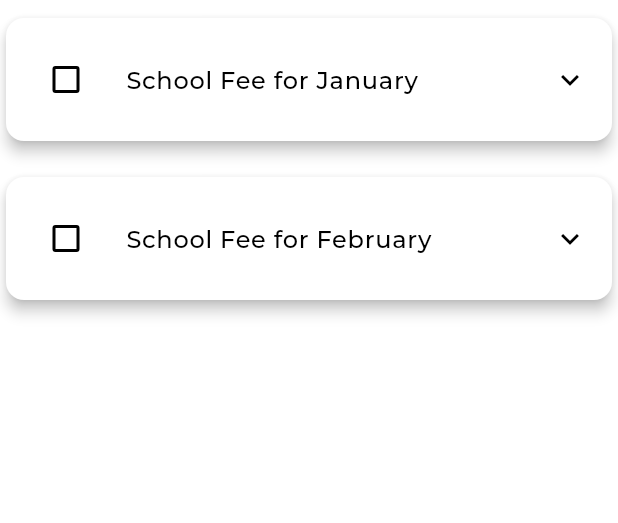
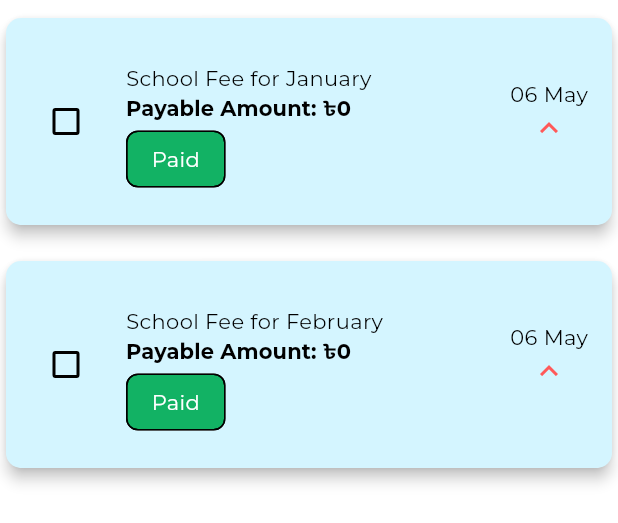
Before and after one commit to Zaeem104158/basedemoproject, a Flutter app: the FeeDetailsWidget widget shown alone on an empty page, opened directly with empty values, on a phone screen of 412 x 824 dp. Shown: the top 523 px of the screen. Run offline on Flutter 3.47's test engine with Material 3 defaults, Android fonts, the phone set to English and light mode, and no system bars; our stand-ins replace animate_do, device_info_plus, dio, flutter_svg, get, get_storage and 3 more; accounts and stored records are empty.

Commit message:
Fee detail

```diff
--- a/lib/app/bottom_drawer/screen/bottom_drawer_screen.dart
+++ b/lib/app/bottom_drawer/screen/bottom_drawer_screen.dart
@@ -1,3 +1,4 @@
+import 'package:animate_do/animate_do.dart';
 import 'package:baseproj/app/bottom_drawer/controller/bottom_drawer_controller.dart';
 import 'package:flutter/material.dart';
 import 'package:get/get.dart';
@@ -16,8 +17,8 @@ class BottomDrawer extends GetView<BottomDrawerController> {
       showDrawer: true,
       bottombarIndex: 2,
       //onBackRoute: controller.previousRoute.value,
-      child: SlideTransition(
-        position: controller.animation,
+      child: FadeInUp(
+        duration: const Duration(milliseconds: 1600),
         child: GridView.builder(
           padding: const EdgeInsets.only(left: 16.0, right: 16, top: 24),
           itemCount: items.length,
--- a/lib/app/fee_details/controller/fee_details_controller.dart
+++ b/lib/app/fee_details/controller/fee_details_controller.dart
@@ -1,3 +1,5 @@
+import 'dart:developer';
+
 import 'package:get/get.dart';
 
 class FeeDetailsController extends GetxController {
@@ -24,18 +26,35 @@ class FeeDetailsController extends GetxController {
 
   var selectedFees = <int>{}.obs;
   var selectedItemFees = <int, Set<String>>{}.obs;
+  var expansionState = <int, bool>{}.obs;
   var totalSelectedFee = 0.obs;
-
+  var submenuSelectedTotalFee = 0.obs;
+  var submenuTotals = <int, int>{}.obs;
   void toggleFeeSelection(
       int feeIndex, String type, int amount, bool isSelected) {
     selectedItemFees.putIfAbsent(feeIndex, () => <String>{});
 
     if (isSelected) {
       selectedItemFees[feeIndex]!.add(type);
+
+      // Update totalSelectedFee
       totalSelectedFee.value += amount;
+
+      // Update submenu total for the feeIndex
+      submenuTotals[feeIndex] = (submenuTotals[feeIndex] ?? 0) + amount;
     } else {
       selectedItemFees[feeIndex]!.remove(type);
+
+      // Update totalSelectedFee
       totalSelectedFee.value -= amount;
+
+      // Update submenu total for the feeIndex
+      submenuTotals[feeIndex] = (submenuTotals[feeIndex] ?? 0) - amount;
+
+      // Remove submenu total if it becomes zero
+      if (submenuTotals[feeIndex] == 0) {
+        submenuTotals.remove(feeIndex);
+      }
     }
 
     if (selectedItemFees[feeIndex]!.isEmpty) {
@@ -48,4 +67,36 @@ class FeeDetailsController extends GetxController {
   bool isSubItemSelected(int feeIndex, String type) {
     return selectedItemFees[feeIndex]?.contains(type) ?? false;
   }
+
+  void setExpansion(int index, bool value) {
+    expansionState[index] = value;
+  }
 }
+
+
+
+
+
+
+
+
+
+
+
+
+
+/* int calculateSubmenuTotal(int feeIndex) {
+    final fee = feeData[feeIndex];
+    int total = 0;
+
+    for (var key in ['totalFee', 'extraFee', 'lateCharges', 'discount']) {
+      final subItem = fee[key] as Map<String, dynamic>?;
+      if (subItem != null && subItem['amount'] != null) {
+        total += subItem['amount'] as int;
+      }
+    }
+
+    //submenuTotalFee.value = total;
+    return total;
+  }
+*/
--- a/lib/app/fee_details/screen/fee_details_screen.dart
+++ b/lib/app/fee_details/screen/fee_details_screen.dart
@@ -1,7 +1,9 @@
+import 'package:baseproj/common_widget/custome_text.dart';
 import 'package:flutter/material.dart';
 import 'package:get/get.dart';
 
 import '../../../common_widget/scaffold_appandbottomnavbar.dart';
+import '../../../core/color/app_colors.dart';
 import '../controller/fee_details_controller.dart';
 
 class FeeDetailsScreen extends GetView<FeeDetailsController> {
@@ -74,10 +76,34 @@ class FeeDetailsWidget extends StatelessWidget {
               borderRadius: BorderRadius.circular(12),
             ),
             elevation: 4,
-            child: Obx(() => ExpansionTile(
+            child: Obx(() {
+              final submenuTotal = controller.submenuTotals[index] ?? 0;
+              return Theme(
+                data: Theme.of(context)
+                    .copyWith(dividerColor: Colors.transparent),
+                child: ExpansionTile(
+                  backgroundColor: Color(0xFFd4f5ff),
+                  collapsedBackgroundColor: Color(0xFFd4f5ff),
+                  iconColor: Color(0xFFff5959),
+                  collapsedIconColor: Color(0xFFff5959),
+                  collapsedShape: RoundedRectangleBorder(
+                      borderRadius: BorderRadius.circular(10)),
+                  shape: RoundedRectangleBorder(
+                      borderRadius: BorderRadius.circular(10)),
                   tilePadding: const EdgeInsets.symmetric(
                     horizontal: 16,
                     vertical: 12,
+                  ),
+                  onExpansionChanged: (value) =>
+                      controller.setExpansion(index, value),
+                  trailing: Column(
+                    // mainAxisSize: MainAxisSize.max,
+                    children: [
+                      CustomeText(text: "${fee["date"]}"),
+                      Icon(controller.expansionState[index] == true
+                          ? Icons.keyboard_arrow_down_outlined
+                          : Icons.keyboard_arrow_up)
+                    ],
                   ),
                   leading: Checkbox(
                     value: controller.selectedFees.contains(index),
@@ -94,21 +120,44 @@ class FeeDetailsWidget extends StatelessWidget {
                       });
                     },
                   ),
-                  title: Text(
-                    'School Fee for ${fee['month']}',
-                    style: const TextStyle(
-                        fontSize: 16, fontWeight: FontWeight.w500),
+                  title: Container(
+                    margin: const EdgeInsets.only(top: 10),
+                    child: Column(
+                      crossAxisAlignment: CrossAxisAlignment.start,
+                      children: [
+                        CustomeText(
+                          text: 'School Fee for ${fee['month']}',
+                          style: Theme.of(context).textTheme.bodyMedium,
+                        ),
+                        CustomeText(
+                          text: 'Payable Amount: ৳$submenuTotal',
+                          style: Theme.of(context).textTheme.labelLarge,
+                          // fontSize: 8,
+                        ),
+                        Chip(
+                          color: WidgetStatePropertyAll(Color(0xFF12b264)),
+                          label: CustomeText(
+                            text: "Paid",
+                            color: Colors.white,
+                          ),
+                        )
+                      ],
+                    ),
                   ),
                   children: [
-                    Padding(
-                      padding: const EdgeInsets.all(16.0),
-                      child: Column(
+                    Column(
                       crossAxisAlignment: CrossAxisAlignment.start,
-                        children: buildDetailRows(fee, index),
+                      children: [
+                        const Divider(
+                          color: Colors.grey,
                         ),
+                        ...buildDetailRows(fee, index)
+                      ],
                     ),
                   ],
-                )),
+                ),
+              );
+            }),
           ),
         );
       },
@@ -126,7 +175,9 @@ class FeeDetailsWidget extends StatelessWidget {
       final isDisabled = section['status'] == 'Paid';
       final amount = section['amount'] ?? 0;
 
-      return Row(
+      return Padding(
+        padding: const EdgeInsets.all(16.0),
+        child: Row(
           mainAxisAlignment: MainAxisAlignment.spaceBetween,
           children: [
             Row(
@@ -154,6 +205,7 @@ class FeeDetailsWidget extends StatelessWidget {
               style: const TextStyle(fontWeight: FontWeight.bold),
             ),
           ],
+        ),
       );
     }).toList();
   }
--- a/lib/app/login/controller/login_controller.dart
+++ b/lib/app/login/controller/login_controller.dart
@@ -4,11 +4,11 @@ import 'package:flutter/material.dart';
 import 'package:get/get.dart';
 
 class LoginController extends GetxController with GetTickerProviderStateMixin {
-
+  final TextEditingController usernameController = TextEditingController();
+  final TextEditingController passwordController = TextEditingController();
 
   @override
   void onInit() {
-
     super.onInit();
   }
 }
--- a/lib/app/splash/controller/splash_controller.dart
+++ b/lib/app/splash/controller/splash_controller.dart
@@ -17,7 +17,7 @@ class SplashController extends GetxController {
   }
 
   redirect() {
-    // Get.offAllNamed(RoutePath.login);
+    // Get.offAllNamed(RoutePath.home);
     if (onboardingSeen == true && loggedIn == true) {
       Get.offAllNamed(RoutePath.home);
     } else if (onboardingSeen == true && loggedIn == false) {
--- a/lib/core/color/app_colors.dart
+++ b/lib/core/color/app_colors.dart
@@ -3,7 +3,7 @@ import 'package:flutter/material.dart';
 class AppColors {
   static const Color primaryColor = Color(0xFF473f97); // Primary app color
   static Color darkPrimaryColor = Colors.grey.shade700;
-  static Color darkOnPrimaryColor = Colors.grey.shade400;
+  static Color darkOnPrimaryColor = Colors.black;
   static const Color secondaryColor =
       Color(0xFFff6f61); // Accent/secondary color
   static const Color surfaceColor = Color(0xFFF5F5F5); // Cards, sheets, etc.
```
Also changed, not shown: lib/app/bottom_drawer/controller/bottom_drawer_controller.dart (+3 -19 lines), lib/app/home/controller/home_controller.dart (+1 -21 lines), lib/app/home/screen/home_screen.dart (+6 -6 lines), lib/app/login/screen/login_screen.dart (+21 -13 lines). Lines whose indentation alone changed are shown as unchanged.
